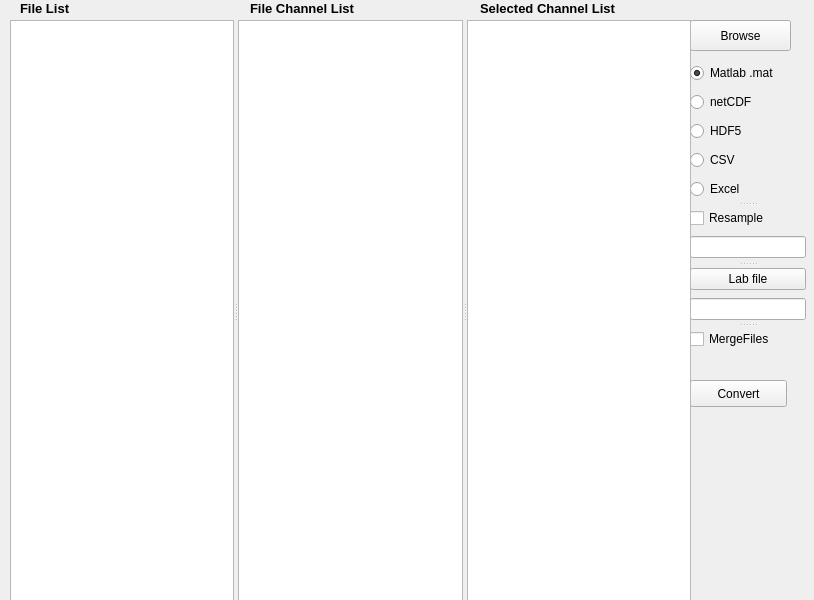
Above: mdfreaderui.ui from ratal/mdfreader before the change. Below: the same form after it.
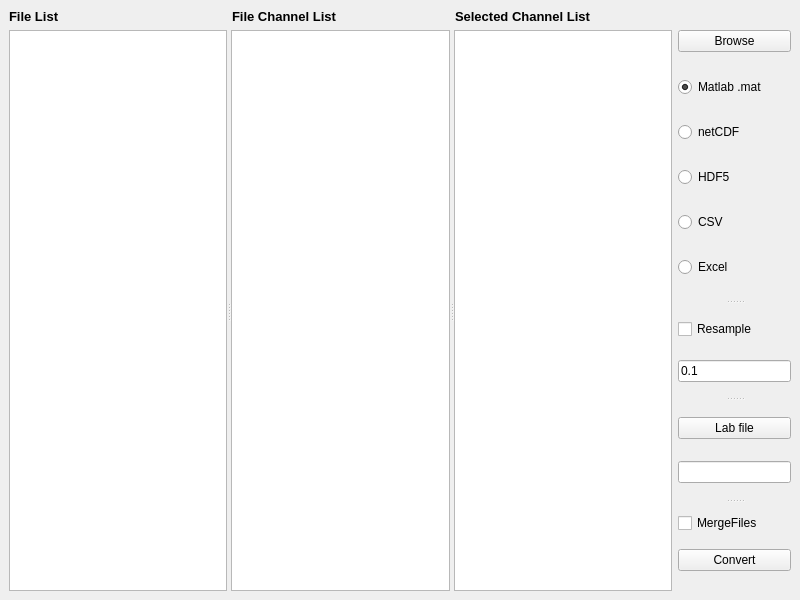
That is the form after the change.

Commit message: Improved import processing. Resampling now should be working. Changed __init__() methods of mdfinfo and mdf to force clear data in order to avoid mess up several files data inside class object. Refinements of GUI ; added plot channel by right click

The edit to the form file:
```diff
--- a/mdfreaderui.ui
+++ b/mdfreaderui.ui
@@ -6,90 +6,17 @@
    <rect>
     <x>0</x>
     <y>0</y>
-    <width>814</width>
+    <width>800</width>
     <height>600</height>
    </rect>
   </property>
   <property name="windowTitle">
    <string>MDF Converter</string>
   </property>
-  <widget class="QWidget" name="centralWidget">
-   <widget class="QPushButton" name="Convert">
-    <property name="geometry">
-     <rect>
-      <x>690</x>
-      <y>380</y>
-      <width>97</width>
-      <height>27</height>
-     </rect>
-    </property>
-    <property name="locale">
-     <locale language="English" country="Belgium"/>
-    </property>
-    <property name="text">
-     <string>Convert</string>
-    </property>
-   </widget>
-   <widget class="QPushButton" name="browse">
-    <property name="geometry">
-     <rect>
-      <x>690</x>
-      <y>20</y>
-      <width>101</width>
-      <height>31</height>
-     </rect>
-    </property>
-    <property name="toolTip">
-     <string extracomment="Click to browse file to convert">Click and select MDF file for conversion</string>
-    </property>
-    <property name="locale">
-     <locale language="English" country="Belgium"/>
-    </property>
-    <property name="text">
-     <string>Browse</string>
-    </property>
-    <property name="autoDefault">
-     <bool>false</bool>
-    </property>
-    <property name="default">
-     <bool>false</bool>
-    </property>
-   </widget>
-   <widget class="QLabel" name="label">
-    <property name="geometry">
-     <rect>
-      <x>250</x>
-      <y>0</y>
-      <width>211</width>
-      <height>16</height>
-     </rect>
-    </property>
-    <property name="font">
-     <font>
-      <pointsize>10</pointsize>
-      <weight>75</weight>
-      <bold>true</bold>
-     </font>
-    </property>
-    <property name="locale">
-     <locale language="English" country="Belgium"/>
-    </property>
-    <property name="text">
-     <string>File Channel List</string>
-    </property>
-    <property name="buddy">
-     <cstring>channelList</cstring>
-    </property>
-   </widget>
+  <widget class="QWidget" name="TopLayout">
+   <layout class="QGridLayout" name="gridLayout">
+    <item row="0" column="0">
    <widget class="QLabel" name="label_2">
-    <property name="geometry">
-     <rect>
-      <x>20</x>
-      <y>0</y>
-      <width>201</width>
-      <height>16</height>
-     </rect>
-    </property>
     <property name="font">
      <font>
       <pointsize>10</pointsize>
@@ -107,15 +34,29 @@
      <cstring>FileList</cstring>
     </property>
    </widget>
+    </item>
+    <item row="0" column="1">
+     <widget class="QLabel" name="label">
+      <property name="font">
+       <font>
+        <pointsize>10</pointsize>
+        <weight>75</weight>
+        <bold>true</bold>
+       </font>
+      </property>
+      <property name="locale">
+       <locale language="English" country="Belgium"/>
+      </property>
+      <property name="text">
+       <string>File Channel List</string>
+      </property>
+      <property name="buddy">
+       <cstring>channelList</cstring>
+      </property>
+     </widget>
+    </item>
+    <item row="0" column="2">
    <widget class="QLabel" name="label_3">
-    <property name="geometry">
-     <rect>
-      <x>480</x>
-      <y>0</y>
-      <width>191</width>
-      <height>16</height>
-     </rect>
-    </property>
     <property name="font">
      <font>
       <pointsize>10</pointsize>
@@ -133,19 +74,135 @@
      <cstring>SelectedChannelList</cstring>
     </property>
    </widget>
-   <widget class="QSplitter" name="splitter_3">
-    <property name="geometry">
-     <rect>
-      <x>690</x>
-      <y>60</y>
-      <width>116</width>
-      <height>291</height>
-     </rect>
-    </property>
+    </item>
+    <item row="1" column="0" rowspan="4" colspan="3">
+     <widget class="QSplitter" name="Lists">
+      <property name="orientation">
+       <enum>Qt::Horizontal</enum>
+      </property>
+      <widget class="QListWidget" name="FileList">
+       <property name="contextMenuPolicy">
+        <enum>Qt::NoContextMenu</enum>
+       </property>
+       <property name="locale">
+        <locale language="English" country="Belgium"/>
+       </property>
+       <property name="editTriggers">
+        <set>QAbstractItemView::NoEditTriggers</set>
+       </property>
+       <property name="alternatingRowColors">
+        <bool>true</bool>
+       </property>
+       <property name="selectionMode">
+        <enum>QAbstractItemView::ExtendedSelection</enum>
+       </property>
+       <property name="isWrapping" stdset="0">
+        <bool>false</bool>
+       </property>
+       <property name="resizeMode">
+        <enum>QListView::Adjust</enum>
+       </property>
+       <property name="sortingEnabled">
+        <bool>false</bool>
+       </property>
+      </widget>
+      <widget class="QListWidget" name="channelList">
+       <property name="contextMenuPolicy">
+        <enum>Qt::ActionsContextMenu</enum>
+       </property>
+       <property name="acceptDrops">
+        <bool>true</bool>
+       </property>
+       <property name="locale">
+        <locale language="English" country="Belgium"/>
+       </property>
+       <property name="editTriggers">
+        <set>QAbstractItemView::NoEditTriggers</set>
+       </property>
+       <property name="dragEnabled">
+        <bool>true</bool>
+       </property>
+       <property name="dragDropMode">
+        <enum>QAbstractItemView::DragDrop</enum>
+       </property>
+       <property name="defaultDropAction">
+        <enum>Qt::MoveAction</enum>
+       </property>
+       <property name="alternatingRowColors">
+        <bool>true</bool>
+       </property>
+       <property name="selectionMode">
+        <enum>QAbstractItemView::ExtendedSelection</enum>
+       </property>
+       <property name="sortingEnabled">
+        <bool>true</bool>
+       </property>
+      </widget>
+      <widget class="QListWidget" name="SelectedChannelList">
+       <property name="contextMenuPolicy">
+        <enum>Qt::ActionsContextMenu</enum>
+       </property>
+       <property name="acceptDrops">
+        <bool>true</bool>
+       </property>
+       <property name="locale">
+        <locale language="English" country="Belgium"/>
+       </property>
+       <property name="editTriggers">
+        <set>QAbstractItemView::NoEditTriggers</set>
+       </property>
+       <property name="dragEnabled">
+        <bool>true</bool>
+       </property>
+       <property name="dragDropMode">
+        <enum>QAbstractItemView::DragDrop</enum>
+       </property>
+       <property name="defaultDropAction">
+        <enum>Qt::MoveAction</enum>
+       </property>
+       <property name="alternatingRowColors">
+        <bool>true</bool>
+       </property>
+       <property name="selectionMode">
+        <enum>QAbstractItemView::ExtendedSelection</enum>
+       </property>
+       <property name="sortingEnabled">
+        <bool>true</bool>
+       </property>
+      </widget>
+     </widget>
+    </item>
+    <item row="1" column="3">
+     <widget class="QPushButton" name="browse">
+      <property name="toolTip">
+       <string extracomment="Click to browse file to convert">Click and select MDF file for conversion</string>
+      </property>
+      <property name="locale">
+       <locale language="English" country="Belgium"/>
+      </property>
+      <property name="text">
+       <string>Browse</string>
+      </property>
+      <property name="autoDefault">
+       <bool>false</bool>
+      </property>
+      <property name="default">
+       <bool>false</bool>
+      </property>
+     </widget>
+    </item>
+    <item row="2" column="3">
+     <widget class="QSplitter" name="Options">
     <property name="orientation">
      <enum>Qt::Vertical</enum>
     </property>
     <widget class="QSplitter" name="splitter">
+       <property name="sizePolicy">
+        <sizepolicy hsizetype="Fixed" vsizetype="Expanding">
+         <horstretch>0</horstretch>
+         <verstretch>0</verstretch>
+        </sizepolicy>
+       </property>
      <property name="orientation">
       <enum>Qt::Vertical</enum>
      </property>
@@ -214,6 +271,9 @@
          <property name="inputMethodHints">
           <set>Qt::ImhFormattedNumbersOnly|Qt::ImhPreferNumbers</set>
          </property>
+           <property name="text">
+            <string>0.1</string>
+           </property>
         </widget>
        </item>
       </layout>
@@ -249,100 +309,34 @@
      </property>
     </widget>
    </widget>
-   <widget class="QSplitter" name="splitter_4">
-    <property name="geometry">
-     <rect>
-      <x>10</x>
-      <y>20</y>
-      <width>681</width>
-      <height>581</height>
-     </rect>
-    </property>
+    </item>
+    <item row="3" column="3">
+     <widget class="QPushButton" name="Convert">
+      <property name="locale">
+       <locale language="English" country="Belgium"/>
+      </property>
+      <property name="text">
+       <string>Convert</string>
+      </property>
+     </widget>
+    </item>
+    <item row="4" column="3">
+     <spacer name="horizontalSpacer">
     <property name="orientation">
      <enum>Qt::Horizontal</enum>
     </property>
-    <widget class="QListWidget" name="FileList">
-     <property name="locale">
-      <locale language="English" country="Belgium"/>
-     </property>
-     <property name="editTriggers">
-      <set>QAbstractItemView::SelectedClicked</set>
-     </property>
-     <property name="alternatingRowColors">
-      <bool>true</bool>
-     </property>
-     <property name="selectionMode">
-      <enum>QAbstractItemView::ExtendedSelection</enum>
-     </property>
-     <property name="isWrapping" stdset="0">
-      <bool>true</bool>
-     </property>
-     <property name="resizeMode">
-      <enum>QListView::Adjust</enum>
-     </property>
-     <property name="sortingEnabled">
-      <bool>true</bool>
-     </property>
-    </widget>
-    <widget class="QListWidget" name="channelList">
-     <property name="acceptDrops">
-      <bool>true</bool>
-     </property>
-     <property name="locale">
-      <locale language="English" country="Belgium"/>
-     </property>
-     <property name="editTriggers">
-      <set>QAbstractItemView::NoEditTriggers</set>
-     </property>
-     <property name="dragEnabled">
-      <bool>true</bool>
-     </property>
-     <property name="dragDropMode">
-      <enum>QAbstractItemView::DragDrop</enum>
-     </property>
-     <property name="defaultDropAction">
-      <enum>Qt::MoveAction</enum>
-     </property>
-     <property name="alternatingRowColors">
-      <bool>true</bool>
-     </property>
-     <property name="selectionMode">
-      <enum>QAbstractItemView::ExtendedSelection</enum>
-     </property>
-     <property name="sortingEnabled">
-      <bool>true</bool>
-     </property>
-    </widget>
-    <widget class="QListWidget" name="SelectedChannelList">
-     <property name="acceptDrops">
-      <bool>true</bool>
-     </property>
-     <property name="locale">
-      <locale language="English" country="Belgium"/>
-     </property>
-     <property name="editTriggers">
-      <set>QAbstractItemView::NoEditTriggers</set>
-     </property>
-     <property name="dragEnabled">
-      <bool>true</bool>
-     </property>
-     <property name="dragDropMode">
-      <enum>QAbstractItemView::DragDrop</enum>
-     </property>
-     <property name="defaultDropAction">
-      <enum>Qt::MoveAction</enum>
-     </property>
-     <property name="alternatingRowColors">
-      <bool>true</bool>
-     </property>
-     <property name="selectionMode">
-      <enum>QAbstractItemView::ExtendedSelection</enum>
-     </property>
-     <property name="sortingEnabled">
-      <bool>true</bool>
-     </property>
-    </widget>
-   </widget>
+      <property name="sizeType">
+       <enum>QSizePolicy::Fixed</enum>
+      </property>
+      <property name="sizeHint" stdset="0">
+       <size>
+        <width>113</width>
+        <height>20</height>
+       </size>
+      </property>
+     </spacer>
+    </item>
+   </layout>
   </widget>
   <action name="actionBrowse">
    <property name="text">
```
Lines whose indentation alone changed are shown as unchanged. The commit also changes 4 other files.
